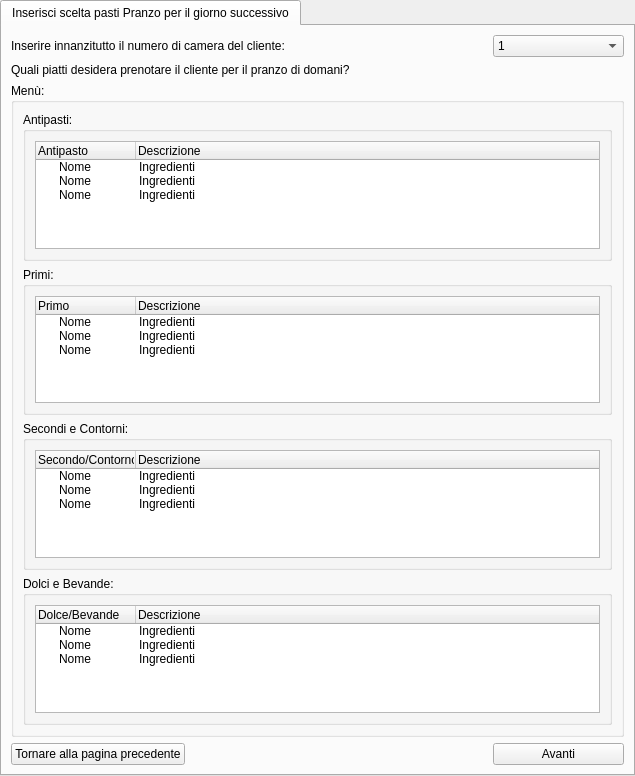
Qt form ui/Receptionist/InserisciSceltaPastiPranzoCena/InserisciSceltaPastiPranzoGiornoSuccessivo.ui (mdoraz/Hotel) before a commit.
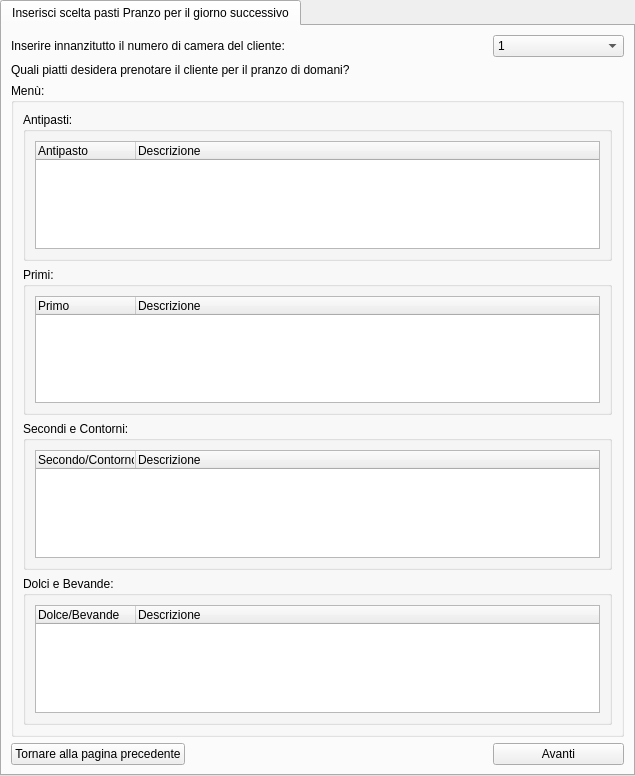
The same form after that commit.

```diff
--- a/ui/Receptionist/InserisciSceltaPastiPranzoCena/InserisciSceltaPastiPranzoGiornoSuccessivo.ui
+++ b/ui/Receptionist/InserisciSceltaPastiPranzoCena/InserisciSceltaPastiPranzoGiornoSuccessivo.ui
@@ -243,30 +243,6 @@
               <string>Descrizione</string>
              </property>
             </column>
-            <item>
-             <property name="text">
-              <string>Nome</string>
-             </property>
-             <property name="text">
-              <string>Ingredienti</string>
-             </property>
-            </item>
-            <item>
-             <property name="text">
-              <string>Nome</string>
-             </property>
-             <property name="text">
-              <string>Ingredienti</string>
-             </property>
-            </item>
-            <item>
-             <property name="text">
-              <string>Nome</string>
-             </property>
-             <property name="text">
-              <string>Ingredienti</string>
-             </property>
-            </item>
            </widget>
           </item>
          </layout>
@@ -293,30 +269,6 @@
               <string>Descrizione</string>
              </property>
             </column>
-            <item>
-             <property name="text">
-              <string>Nome</string>
-             </property>
-             <property name="text">
-              <string>Ingredienti</string>
-             </property>
-            </item>
-            <item>
-             <property name="text">
-              <string>Nome</string>
-             </property>
-             <property name="text">
-              <string>Ingredienti</string>
-             </property>
-            </item>
-            <item>
-             <property name="text">
-              <string>Nome</string>
-             </property>
-             <property name="text">
-              <string>Ingredienti</string>
-             </property>
-            </item>
            </widget>
           </item>
          </layout>
@@ -343,30 +295,6 @@
               <string>Descrizione </string>
              </property>
             </column>
-            <item>
-             <property name="text">
-              <string>Nome</string>
-             </property>
-             <property name="text">
-              <string>Ingredienti</string>
-             </property>
-            </item>
-            <item>
-             <property name="text">
-              <string>Nome</string>
-             </property>
-             <property name="text">
-              <string>Ingredienti</string>
-             </property>
-            </item>
-            <item>
-             <property name="text">
-              <string>Nome</string>
-             </property>
-             <property name="text">
-              <string>Ingredienti</string>
-             </property>
-            </item>
            </widget>
           </item>
          </layout>
@@ -393,30 +321,6 @@
               <string>Descrizione</string>
              </property>
             </column>
-            <item>
-             <property name="text">
-              <string>Nome</string>
-             </property>
-             <property name="text">
-              <string>Ingredienti</string>
-             </property>
-            </item>
-            <item>
-             <property name="text">
-              <string>Nome</string>
-             </property>
-             <property name="text">
-              <string>Ingredienti</string>
-             </property>
-            </item>
-            <item>
-             <property name="text">
-              <string>Nome</string>
-             </property>
-             <property name="text">
-              <string>Ingredienti</string>
-             </property>
-            </item>
            </widget>
           </item>
          </layout>
```
Left out of the diff: 10 changed lines with no effect on the pictures.
